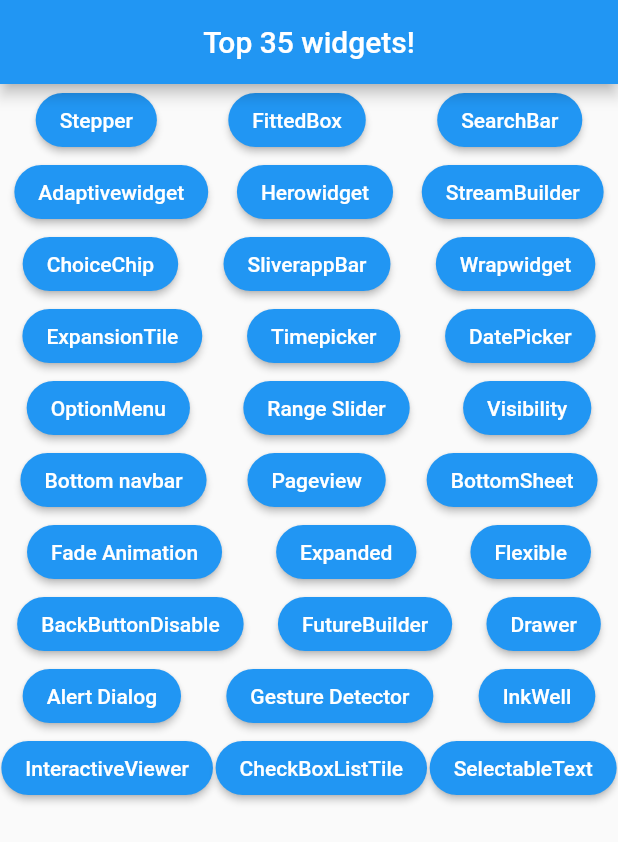
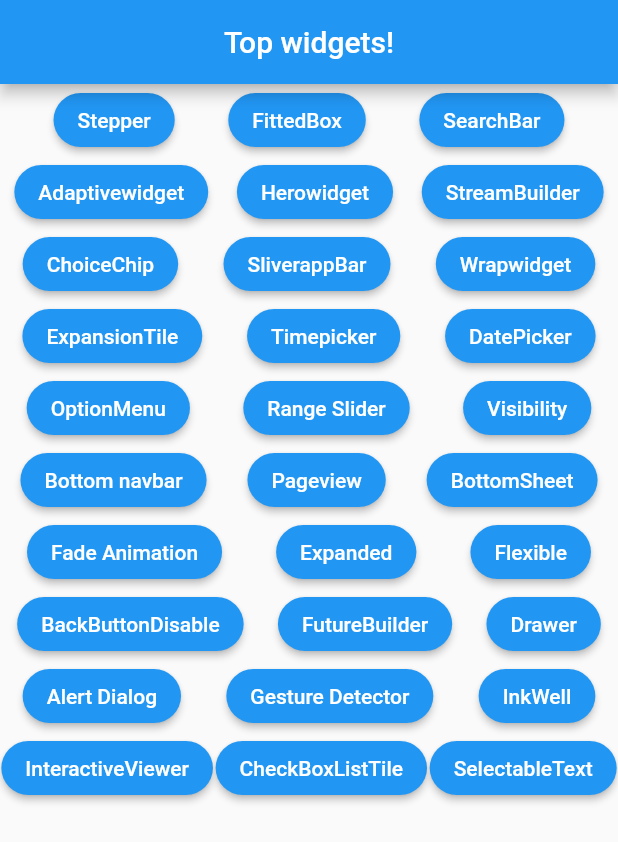
Before and after one commit to kausar100/flutter_tutorials, a Flutter app: the screen it shows after launch, on a phone screen of 412 x 824 dp. Shown: the top 842 px of the screen. Run offline on Flutter 3.47's test engine with Material 2 defaults, Android fonts, the phone set to English and light mode, and no system bars; our stand-ins replace connectivity_plus, curved_navigation_bar, faker, flutter_spinkit, flutter_typeahead, fluttertoast and 2 more; accounts and stored records are empty.

Commit message:
day6 done

```diff
--- a/lib/top_widgets/main.dart
+++ b/lib/top_widgets/main.dart
@@ -38,13 +38,13 @@ class TopWidgetMain extends StatelessWidget {
   Widget build(BuildContext context) {
     return Scaffold(
       appBar: AppBar(
-        title: const Text("Top 35 widgets!"),
+        title: const Text("Top widgets!"),
         centerTitle: true,
       ),
       body: Column(
         children: [
           Row(
-            mainAxisAlignment: MainAxisAlignment.spaceAround,
+            mainAxisAlignment: MainAxisAlignment.spaceEvenly,
             children: [
               ElevatedButton(
                   style:
```
